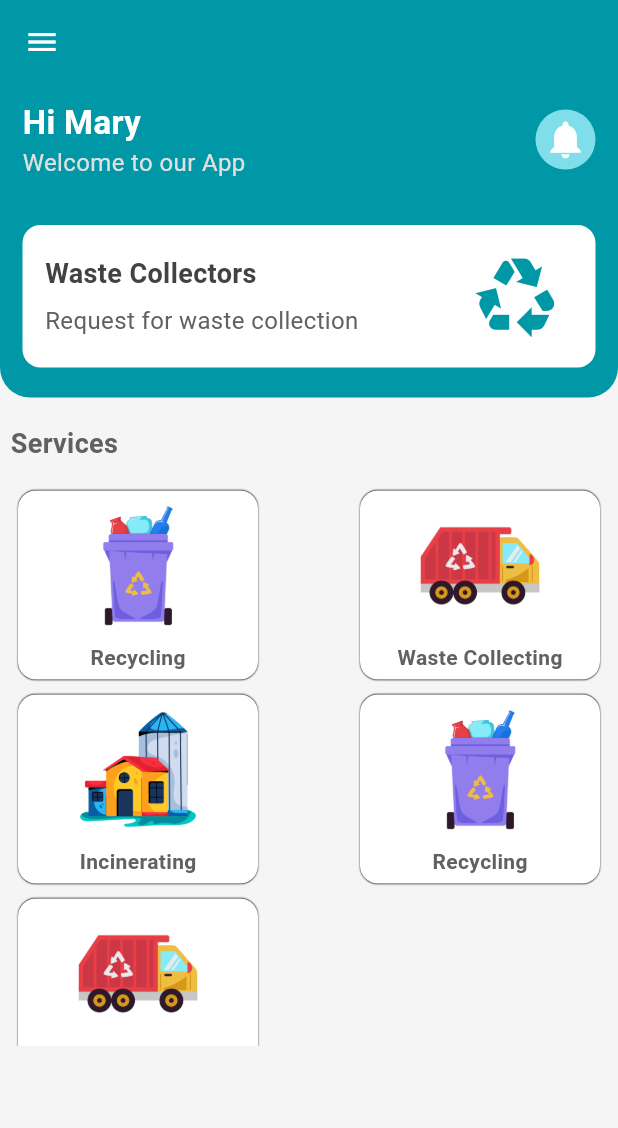
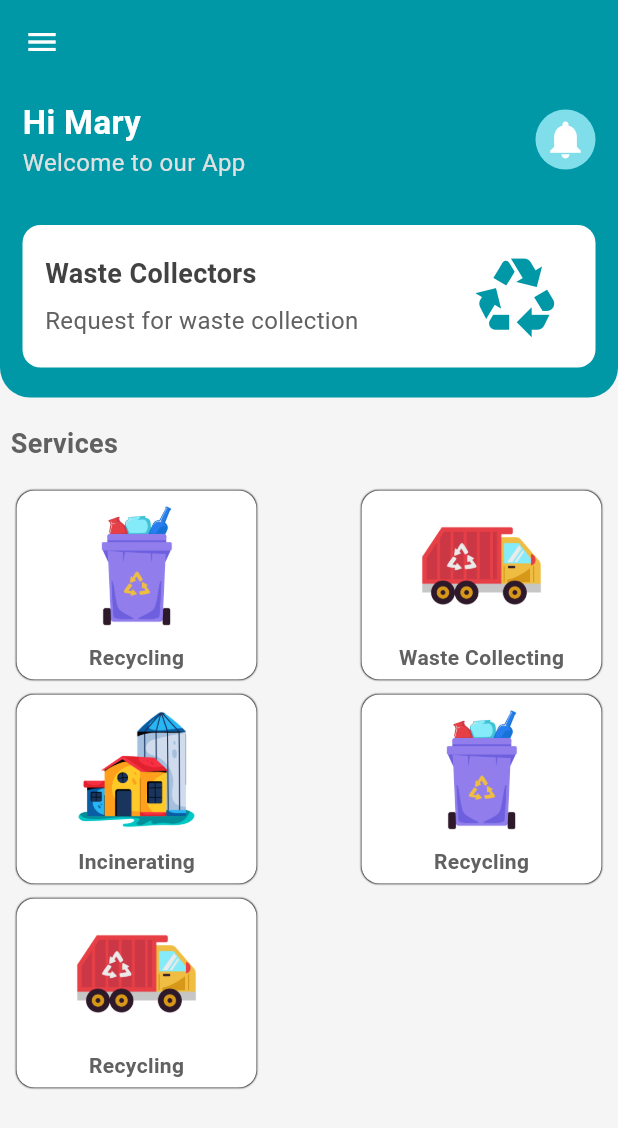
Before and after one commit to melckzedeck063/waste-management, a Flutter app: the HomeScreen screen opened directly, on a phone screen of 412 x 824 dp. Shown: the top 1128 px of the screen. Run offline on Flutter 3.47's test engine with Material 3 defaults, Android fonts, the phone set to English and light mode, and no system bars; our stand-ins replace animated_splash_screen, lottie.

Commit message:
modified version with requests screen

```diff
--- a/lib/pages/HomeScree.dart
+++ b/lib/pages/HomeScree.dart
@@ -1,5 +1,6 @@
 import 'package:flutter/material.dart';
 import 'package:flutter/services.dart';
+import 'package:manage_waste/pages/my_requests.dart';
 import 'package:manage_waste/pages/notifications.dart';
 import 'package:manage_waste/utils/service_card.dart';
 
@@ -65,7 +66,9 @@ class HomeScreen extends StatefulWidget {
                 color: Colors.white
               ),
               ),
-              onTap: (){},
+              onTap: (){
+                Navigator.of(context).push(MaterialPageRoute(builder: (context) => const MyRequests()));
+              },
             ),
             ListTile(
               leading: const Icon(Icons.settings,  color: Colors.white,),
@@ -82,6 +85,18 @@ class HomeScreen extends StatefulWidget {
             ListTile(
               leading: const Icon(Icons.info,  color: Colors.white,),
               title: const Text("About",
+                style: TextStyle(
+                    fontWeight: FontWeight.w600,
+                    fontSize: 16,
+                    color: Colors.white
+                ),
+              ),
+              onTap: (){},
+            ),
+
+            ListTile(
+              leading: const Icon(Icons.logout,  color: Colors.white,),
+              title: const Text("Log Out",
                 style: TextStyle(
                     fontWeight: FontWeight.w600,
                     fontSize: 16,
@@ -217,17 +232,14 @@ class HomeScreen extends StatefulWidget {
             ),
 
             const  SizedBox(height: 18,),
-            Column(
-                children:[
+
                   Container(
                   padding: const EdgeInsets.symmetric(horizontal: 7),
                   decoration: const BoxDecoration(
                     // color: Colors.white,
                     borderRadius: BorderRadius.only(topRight: Radius.circular(20), topLeft: Radius.circular(20))
                   ),
-                  child: Column(
-                    crossAxisAlignment: CrossAxisAlignment.start,
-                    children: [
+                  child:
                       Row(
                         mainAxisAlignment: MainAxisAlignment.spaceBetween,
                         children: [
@@ -240,20 +252,20 @@ class HomeScreen extends StatefulWidget {
                           )
                         ],
                       ),
-
+                  ),
                       const SizedBox(height: 13),
 
 
-                        Container(
-                          padding: const EdgeInsets.symmetric(horizontal: 1),
-                          height: 375,
+                        Expanded(
                           child: ListView.builder(
                         itemCount: (services.length / 2).ceil(),
                           itemBuilder: (context, index){
                           final int firstColumn= index * 2;
                           final int secondColumn =  firstColumn + 1;
 
-                          return Row(
+                          return Container(
+                            padding: const EdgeInsets.symmetric(horizontal: 6),
+                            child: Row(
                               mainAxisAlignment: MainAxisAlignment.spaceBetween,
 
                               children: [
@@ -263,15 +275,14 @@ class HomeScreen extends StatefulWidget {
                                 if(secondColumn < services.length)
                                   ServiceCard(name: services[secondColumn]["name"], image: services[secondColumn]["image"],),
                               ],
+                            ),
                           );
                           }
                       ),
-                        )
-                    ],
                         ),
-                ),
-    ]
-            ),
+
+            const  SizedBox(height: 8,)
+
 
           ],
         ),
--- a/lib/pages/notifications.dart
+++ b/lib/pages/notifications.dart
@@ -40,7 +40,6 @@ class NotificationScreen extends StatelessWidget {
               color: Colors.white
           ),
         ),
-        automaticallyImplyLeading: false,
       ),
       body: ListView.builder(
         itemCount: notifications.length,
--- a/lib/utils/service_card.dart
+++ b/lib/utils/service_card.dart
@@ -24,7 +24,7 @@ class ServiceCard extends StatelessWidget {
       child: Container(
         width: 160,
         padding: const EdgeInsets.symmetric(horizontal: 1, vertical: 5),
-        margin: const EdgeInsets.symmetric(horizontal: 4, vertical: 5),
+        margin: const EdgeInsets.only(right: 5, left: 5, top: 5, bottom: 5 ),
         decoration: BoxDecoration(
             borderRadius: BorderRadius.circular(12),
             color: Colors.white,
```
Also changed, not shown: lib/pages/my_requests.dart (added, +65 -0 lines), lib/pages/pending_requests.dart (added, +72 -0 lines), lib/utils/request_card.dart (added, +41 -0 lines). Lines whose indentation alone changed are shown as unchanged.
